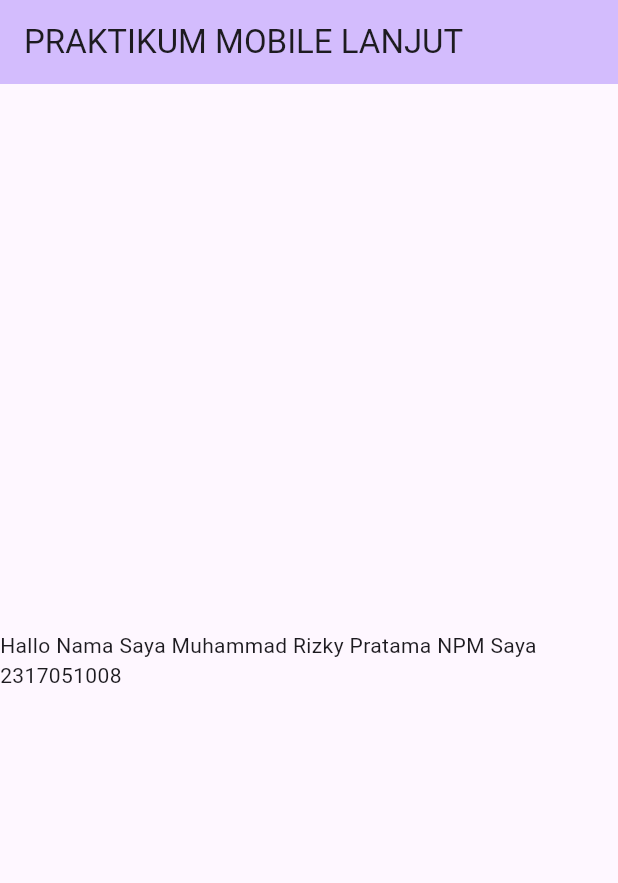
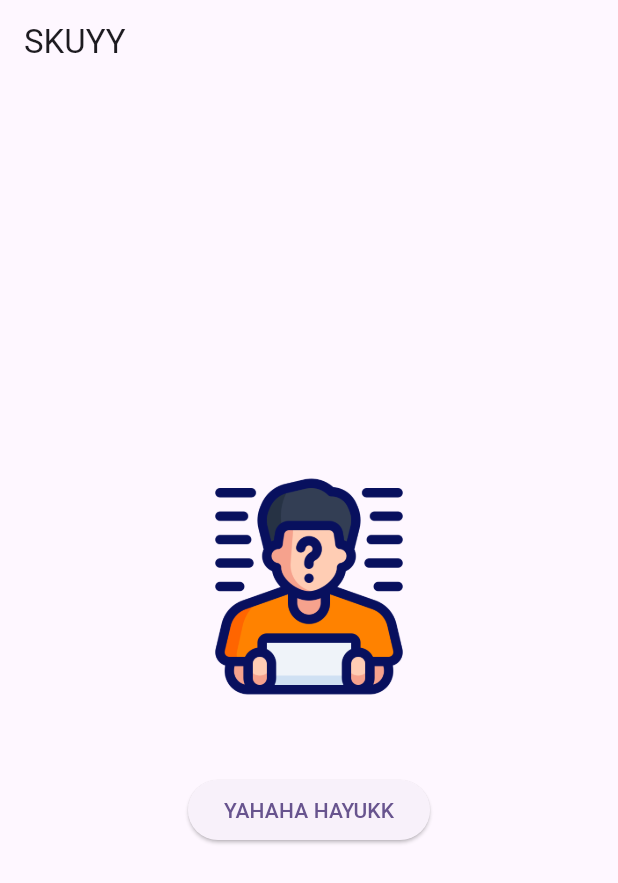
Before and after one commit to inirizkyy/prak-mobilelanjut-2317051008, a Flutter app: the screen it shows after launch, on a phone screen of 412 x 824 dp. Shown: the top 883 px of the screen. Run offline on Flutter 3.47's test engine with Material 3 defaults, Android fonts, the phone set to English and light mode, and no system bars.

Commit message:
Pertemuan 3: Basic Widget

```diff
--- /dev/null
+++ b/lib/basic_widget.dart
@@ -0,0 +1,22 @@
+import 'package:flutter/material.dart';
+
+class BasicWidget extends StatelessWidget {
+  const BasicWidget({super.key});
+
+  @override
+  Widget build(BuildContext context) {
+    return Scaffold(
+      appBar: AppBar(title: const Text('SKUYY')),
+      body: Center(
+        child: Column(
+          mainAxisAlignment: MainAxisAlignment.center,
+          children: [
+            Image.asset('assets/images/logo.png', width: 150, height: 150),
+            const SizedBox(height: 50),
+            ElevatedButton(onPressed: () {}, child: const Text('YAHAHA HAYUKK')),
+          ],
+        ),
+      ),
+    );
+  }
+}
--- a/lib/main.dart
+++ b/lib/main.dart
@@ -1,4 +1,9 @@
 import 'package:flutter/material.dart';
+import 'package:myapp/basic_widget.dart';
+//import 'package:myapp/column_widget.dart';
+//import 'package:myapp/row_widget.dart';
+//import 'package:myapp/basic_widget.dart';
+
 
 void main() {
   runApp(const MyApp());
@@ -7,50 +12,17 @@ void main() {
 class MyApp extends StatelessWidget {
   const MyApp({super.key});
 
+  // This widget is the root of your application.
   @override
   Widget build(BuildContext context) {
     return MaterialApp(
-      title: 'Flutter Demo',
+      title: 'Praktikum Mobile Lanjut',
       theme: ThemeData(
         colorScheme: ColorScheme.fromSeed(seedColor: Colors.deepPurple),
+        useMaterial3: true,
       ),
-      home: const MyHomePage(title: 'PRAKTIKUM MOBILE LANJUT'),
+      home: const BasicWidget(),
+
     );
   }
 }
-
-class MyHomePage extends StatefulWidget {
-  const MyHomePage({super.key, required this.title});
-  final String title;
-
-  @override
-  State<MyHomePage> createState() => _MyHomePageState();
-}
-
-class _MyHomePageState extends State<MyHomePage> {
-  int _counter = 0;
-
-  void _incrementCounter() {
-    setState(() {
-      _counter++;
-    });
-  }
-
-  @override
-  Widget build(BuildContext context) {
-    return Scaffold(
-      appBar: AppBar(
-        backgroundColor: Theme.of(context).colorScheme.inversePrimary,
-        title: Text(widget.title),
-      ),
-      body: Center(
-        child: Column(
-          mainAxisAlignment: MainAxisAlignment.center,
-          children: <Widget>[
-            const Text('Hallo Nama Saya Muhammad Rizky Pratama NPM Saya 2317051008'),
-          ],
-        ),
-      ),
-    );
-  }
-}
--- a/pubspec.yaml
+++ b/pubspec.yaml
@@ -58,7 +58,8 @@ flutter:
   uses-material-design: true
 
   # To add assets to your application, add an assets section, like this:
-  # assets:
+  assets:
+      - assets/images/
   #   - images/a_dot_burr.jpeg
   #   - images/a_dot_ham.jpeg
 
```
Also changed, not shown: lib/column_widget.dart (added, +20 -0 lines), lib/row_widget.dart (added, +20 -0 lines), assets/images/logo.png (added).
